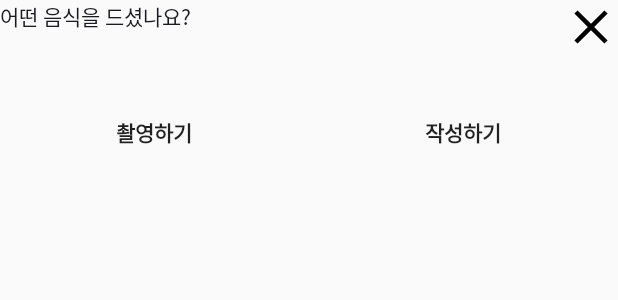
After one commit to bonchangkoo/RookiePhotoApp, an Android app: the layout notification_check_eating.xml on its own in the app's theme, with its tools: preview values and no code run, on a phone screen of 412 x 824 dp. The commit adds this screen. Shown: the top 300 px of the screen. Run offline under Robolectric (Android 15) with nearby library versions, the phone set to English and light mode, and no system bars.

Commit message:
TOY-37 낮 12시 알림 생성 구현

```diff
--- a/app/build.gradle
+++ b/app/build.gradle
@@ -52,6 +52,7 @@ dependencies {
     implementation "io.reactivex.rxjava2:rxandroid:2.0.1"
 
     implementation 'com.android.support:support-v4:28.0.0'
+    implementation 'com.android.support:support-compat:28.0.0'
 
     // kotlin
     implementation "org.jetbrains.kotlin:kotlin-stdlib-jdk7:$kotlin_version"
--- a/app/src/main/java/kr/co/yogiyo/rookiephotoapp/MainActivity.java
+++ b/app/src/main/java/kr/co/yogiyo/rookiephotoapp/MainActivity.java
@@ -13,6 +13,7 @@ import java.util.ArrayList;
 import java.util.List;
 
 import kr.co.yogiyo.rookiephotoapp.camera.CameraActivity;
+import kr.co.yogiyo.rookiephotoapp.notification.JobSchedulerStart;
 
 public class MainActivity extends AppCompatActivity {
 
@@ -20,6 +21,8 @@ public class MainActivity extends AppCompatActivity {
     protected void onCreate(Bundle savedInstanceState) {
         super.onCreate(savedInstanceState);
         setContentView(R.layout.activity_main);
+
+        JobSchedulerStart.start(getApplicationContext());
 
         setupCheckPermission();
     }
--- /dev/null
+++ b/app/src/main/res/layout/notification_check_eating.xml
@@ -0,0 +1,58 @@
+<?xml version="1.0" encoding="utf-8"?>
+<LinearLayout xmlns:android="http://schemas.android.com/apk/res/android"
+    android:id="@+id/relative_notification"
+    android:layout_width="match_parent"
+    android:layout_height="wrap_content"
+    android:orientation="vertical">
+
+    <RelativeLayout
+        android:id="@+id/relative_content_container"
+        android:layout_width="match_parent"
+        android:layout_height="64dp"
+        android:orientation="horizontal"
+        android:paddingBottom="8dp">
+
+        <TextView
+            style="@style/TextAppearance.Compat.Notification.Title"
+            android:layout_width="wrap_content"
+            android:layout_height="wrap_content"
+            android:text="@string/text_ask_food" />
+
+        <ImageButton
+            android:id="@+id/btn_close_notification"
+            android:layout_width="wrap_content"
+            android:layout_height="wrap_content"
+            android:layout_alignParentEnd="true"
+            android:layout_alignParentRight="true"
+            android:background="?android:attr/selectableItemBackground"
+            android:src="@drawable/baseline_close_black_36" />
+    </RelativeLayout>
+
+    <LinearLayout
+        android:id="@+id/relative_action_container"
+        android:layout_width="match_parent"
+        android:layout_height="wrap_content"
+        android:orientation="horizontal">
+
+        <Button
+            android:id="@+id/btn_start_camera"
+            android:layout_width="match_parent"
+            android:layout_height="wrap_content"
+            android:layout_weight="1"
+            android:background="?android:attr/selectableItemBackground"
+            android:gravity="center"
+            android:text="@string/text_start_camera"
+            android:textStyle="bold" />
+
+        <Button
+            android:id="@+id/btn_start_diary_add"
+            android:layout_width="match_parent"
+            android:layout_height="wrap_content"
+            android:layout_weight="1"
+            android:background="?android:attr/selectableItemBackground"
+            android:gravity="center"
+            android:text="@string/text_start_diary_add"
+            android:textStyle="bold" />
+    </LinearLayout>
+
+</LinearLayout>
--- a/app/src/main/res/values/strings.xml
+++ b/app/src/main/res/values/strings.xml
@@ -101,4 +101,10 @@
     <string name="text_day_now_diary">%d일</string>
     <string name="text_time_now_diary">%d:%s</string>
     <string name="text_yogidiary_path">%s/%s</string>
+
+    <!--notification_check_eating.xml-->
+    <string name="text_start_camera">촬영하기</string>
+    <string name="text_start_diary_add">작성하기</string>
+    <string name="text_ask_food">어떤 음식을 드셨나요?</string>
+    <string name="text_explain_channel">앱의 알림을 관리하는 채널입니다.</string>
 </resources>
```
Also changed, not shown: app/src/main/AndroidManifest.xml (+18 -1 lines), app/src/main/java/kr/co/yogiyo/rookiephotoapp/notification/JobSchedulerStart.java (added, +37 -0 lines), app/src/main/java/kr/co/yogiyo/rookiephotoapp/notification/MyBroadcastReceiver.java (added, +95 -0 lines), app/src/main/java/kr/co/yogiyo/rookiephotoapp/notification/NotificationConstant.java (added, +17 -0 lines), app/src/main/java/kr/co/yogiyo/rookiephotoapp/notification/NotificationJobIntentService.java (added, +22 -0 lines), app/src/main/java/kr/co/yogiyo/rookiephotoapp/notification/NotificationJobService.java (added, +64 -0 lines), app/src/main/res/drawable-hdpi/baseline_close_black_36.png (added), app/src/main/res/drawable-mdpi/baseline_close_black_36.png (added), app/src/main/res/drawable-xhdpi/baseline_close_black_36.png (added), app/src/main/res/drawable-xxhdpi/baseline_close_black_36.png (added), app/src/main/res/drawable-xxxhdpi/baseline_close_black_36.png (added).
